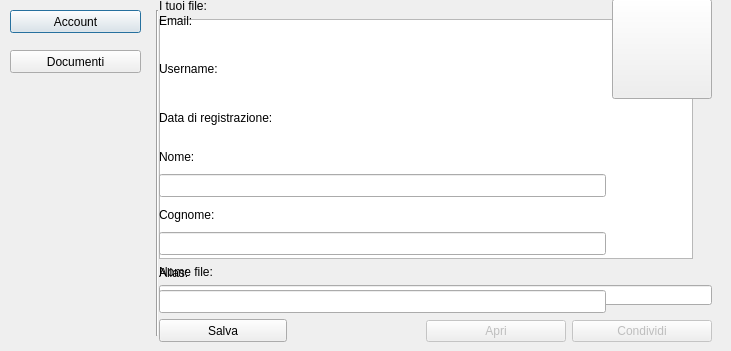
klaalk/klapklap, file client/src/ui/openfiledialog.ui: the form before one commit.
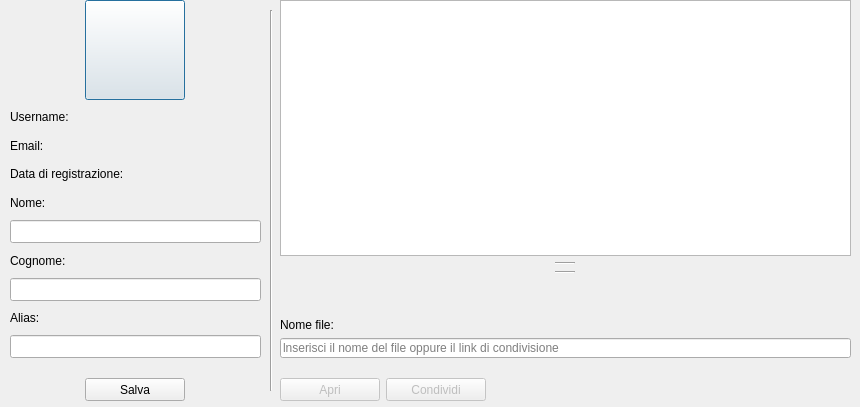
The form after the commit.

Patch:
```diff
--- a/client/src/ui/openfiledialog.ui
+++ b/client/src/ui/openfiledialog.ui
@@ -6,8 +6,8 @@
    <rect>
     <x>0</x>
     <y>0</y>
-    <width>731</width>
-    <height>351</height>
+    <width>860</width>
+    <height>407</height>
    </rect>
   </property>
   <property name="cursor">
@@ -19,51 +19,16 @@
   <property name="windowTitle">
    <string>Seleziona File</string>
   </property>
-  <widget class="QPushButton" name="accountBtn">
-   <property name="geometry">
-    <rect>
-     <x>10</x>
-     <y>10</y>
-     <width>131</width>
-     <height>23</height>
-    </rect>
-   </property>
-   <property name="cursor">
-    <cursorShape>PointingHandCursor</cursorShape>
-   </property>
    <property name="styleSheet">
     <string notr="true"/>
    </property>
-   <property name="text">
-    <string>Account</string>
-   </property>
-  </widget>
-  <widget class="QPushButton" name="documentiBtn">
-   <property name="geometry">
-    <rect>
-     <x>10</x>
-     <y>50</y>
-     <width>131</width>
-     <height>23</height>
-    </rect>
-   </property>
-   <property name="cursor">
-    <cursorShape>PointingHandCursor</cursorShape>
-   </property>
-   <property name="styleSheet">
-    <string notr="true"/>
-   </property>
-   <property name="text">
-    <string>Documenti</string>
-   </property>
-  </widget>
   <widget class="Line" name="verticalLine">
    <property name="geometry">
     <rect>
-     <x>152</x>
+     <x>263</x>
      <y>10</y>
-     <width>10</width>
-     <height>326</height>
+     <width>16</width>
+     <height>381</height>
     </rect>
    </property>
    <property name="orientation">
@@ -76,45 +41,59 @@
    </property>
    <property name="geometry">
     <rect>
-     <x>150</x>
-     <y>-10</y>
-     <width>571</width>
-     <height>361</height>
+     <x>10</x>
+     <y>0</y>
+     <width>251</width>
+     <height>401</height>
     </rect>
    </property>
    <layout class="QHBoxLayout" name="horizontalLayout">
     <item>
-     <widget class="QWidget" name="infoLayout" native="true">
-      <layout class="QVBoxLayout" name="verticalLayout_4">
-       <item>
-        <layout class="QHBoxLayout" name="horizontalLayout_3">
-         <item>
           <layout class="QVBoxLayout" name="verticalLayout_9">
            <item>
-            <widget class="QLabel" name="emailLabel">
+       <layout class="QHBoxLayout" name="horizontalLayout_5">
+        <item>
+         <widget class="QPushButton" name="changeImageButton">
              <property name="minimumSize">
               <size>
-               <width>400</width>
-               <height>0</height>
+            <width>100</width>
+            <height>100</height>
               </size>
              </property>
              <property name="maximumSize">
               <size>
-               <width>400</width>
-               <height>150</height>
-              </size>
-             </property>
+            <width>100</width>
+            <height>100</height>
+           </size>
+          </property>
+          <property name="cursor">
+           <cursorShape>PointingHandCursor</cursorShape>
+          </property>
+          <property name="acceptDrops">
+           <bool>false</bool>
+          </property>
+          <property name="layoutDirection">
+           <enum>Qt::LeftToRight</enum>
+          </property>
+          <property name="styleSheet">
+           <string notr="true"/>
+          </property>
              <property name="text">
-              <string>Email: </string>
-             </property>
-            </widget>
+           <string/>
+          </property>
+          <property name="class" stdset="0">
+           <string>IconBtn</string>
+          </property>
+         </widget>
+        </item>
+       </layout>
            </item>
            <item>
             <widget class="QLabel" name="usernameLabel">
              <property name="minimumSize">
               <size>
-               <width>400</width>
-               <height>0</height>
+          <width>0</width>
+          <height>18</height>
               </size>
              </property>
              <property name="maximumSize">
@@ -128,12 +107,31 @@
              </property>
             </widget>
            </item>
+      <item>
+       <widget class="QLabel" name="emailLabel">
+        <property name="minimumSize">
+         <size>
+          <width>0</width>
+          <height>18</height>
+         </size>
+        </property>
+        <property name="maximumSize">
+         <size>
+          <width>400</width>
+          <height>150</height>
+         </size>
+        </property>
+        <property name="text">
+         <string>Email: </string>
+        </property>
+       </widget>
+      </item>
            <item>
             <widget class="QLabel" name="registrationDateLabel">
              <property name="minimumSize">
               <size>
-               <width>400</width>
-               <height>0</height>
+          <width>0</width>
+          <height>18</height>
               </size>
              </property>
              <property name="maximumSize">
@@ -232,19 +230,43 @@
             </widget>
            </item>
            <item>
+       <spacer name="verticalSpacer">
+        <property name="orientation">
+         <enum>Qt::Vertical</enum>
+        </property>
+        <property name="sizeType">
+         <enum>QSizePolicy::Fixed</enum>
+        </property>
+        <property name="sizeHint" stdset="0">
+         <size>
+          <width>20</width>
+          <height>14</height>
+         </size>
+        </property>
+       </spacer>
+      </item>
+      <item>
+       <layout class="QHBoxLayout" name="horizontalLayout_4">
+        <item>
             <widget class="QPushButton" name="saveChangesButton">
              <property name="enabled">
               <bool>true</bool>
              </property>
              <property name="minimumSize">
               <size>
-               <width>128</width>
+            <width>100</width>
                <height>23</height>
               </size>
              </property>
              <property name="maximumSize">
               <size>
-               <width>128</width>
+            <width>100</width>
+            <height>23</height>
+           </size>
+          </property>
+          <property name="sizeIncrement">
+           <size>
+            <width>100</width>
                <height>23</height>
               </size>
              </property>
@@ -257,92 +279,40 @@
              <property name="checkable">
               <bool>false</bool>
              </property>
-            </widget>
-           </item>
-          </layout>
-         </item>
-         <item>
-          <layout class="QVBoxLayout" name="verticalLayout_3">
-           <property name="spacing">
-            <number>2</number>
-           </property>
-           <property name="bottomMargin">
-            <number>192</number>
-           </property>
-           <item alignment="Qt::AlignTop">
-            <widget class="QPushButton" name="changeImageButton">
-             <property name="minimumSize">
-              <size>
-               <width>100</width>
-               <height>100</height>
-              </size>
-             </property>
-             <property name="maximumSize">
-              <size>
-               <width>100</width>
-               <height>100</height>
-              </size>
-             </property>
-             <property name="cursor">
-              <cursorShape>PointingHandCursor</cursorShape>
-             </property>
-             <property name="acceptDrops">
-              <bool>false</bool>
-             </property>
-             <property name="layoutDirection">
-              <enum>Qt::LeftToRight</enum>
-             </property>
-             <property name="styleSheet">
-              <string notr="true"/>
-             </property>
-             <property name="text">
-              <string/>
-             </property>
+          <property name="class" stdset="0">
+           <string>PrimaryBtn</string>
+          </property>
             </widget>
            </item>
           </layout>
          </item>
         </layout>
-       </item>
-      </layout>
-     </widget>
     </item>
    </layout>
   </widget>
   <widget class="QWidget" name="documentsLayout" native="true">
    <property name="geometry">
     <rect>
-     <x>150</x>
-     <y>-10</y>
+     <x>280</x>
+     <y>0</y>
      <width>571</width>
-     <height>361</height>
+     <height>401</height>
     </rect>
    </property>
    <layout class="QHBoxLayout" name="horizontalLayout_2">
     <item>
-     <widget class="QWidget" name="listFilesLayout" native="true">
-      <layout class="QVBoxLayout" name="verticalLayout">
-       <item>
-        <widget class="QLabel" name="listFilesTitleLabel">
-         <property name="enabled">
-          <bool>true</bool>
-         </property>
-         <property name="text">
-          <string>I tuoi file:</string>
-         </property>
-        </widget>
-       </item>
+     <layout class="QVBoxLayout" name="verticalLayout_4">
        <item>
         <widget class="QTableWidget" name="filesTableWidget">
          <property name="minimumSize">
           <size>
            <width>256</width>
-           <height>0</height>
+          <height>256</height>
           </size>
          </property>
          <property name="maximumSize">
           <size>
-           <width>534</width>
+          <width>16777215</width>
            <height>16777215</height>
           </size>
          </property>
@@ -352,8 +322,59 @@
          <property name="editTriggers">
           <set>QAbstractItemView::NoEditTriggers</set>
          </property>
-        </widget>
-       </item>
+        <property name="alternatingRowColors">
+         <bool>false</bool>
+        </property>
+        <property name="gridStyle">
+         <enum>Qt::NoPen</enum>
+        </property>
+        <attribute name="horizontalHeaderHighlightSections">
+         <bool>false</bool>
+        </attribute>
+       </widget>
+      </item>
+      <item alignment="Qt::AlignHCenter">
+       <widget class="Line" name="line">
+        <property name="minimumSize">
+         <size>
+          <width>20</width>
+          <height>0</height>
+         </size>
+        </property>
+        <property name="orientation">
+         <enum>Qt::Horizontal</enum>
+        </property>
+       </widget>
+      </item>
+      <item alignment="Qt::AlignHCenter">
+       <widget class="Line" name="line_2">
+        <property name="minimumSize">
+         <size>
+          <width>20</width>
+          <height>0</height>
+         </size>
+        </property>
+        <property name="orientation">
+         <enum>Qt::Horizontal</enum>
+        </property>
+       </widget>
+      </item>
+      <item>
+       <spacer name="verticalSpacer_3">
+        <property name="orientation">
+         <enum>Qt::Vertical</enum>
+        </property>
+        <property name="sizeType">
+         <enum>QSizePolicy::Expanding</enum>
+        </property>
+        <property name="sizeHint" stdset="0">
+         <size>
+          <width>20</width>
+          <height>20</height>
+         </size>
+        </property>
+       </spacer>
+      </item>
        <item>
         <widget class="QLabel" name="fileNameTitle">
          <property name="text">
@@ -381,28 +402,34 @@
         </widget>
        </item>
        <item>
-        <widget class="QLabel" name="label">
-         <property name="maximumSize">
+       <spacer name="verticalSpacer_2">
+        <property name="orientation">
+         <enum>Qt::Vertical</enum>
+        </property>
+        <property name="sizeType">
+         <enum>QSizePolicy::Fixed</enum>
+        </property>
+        <property name="sizeHint" stdset="0">
           <size>
-           <width>10</width>
-           <height>3</height>
-          </size>
-         </property>
-         <property name="text">
-          <string/>
-         </property>
-        </widget>
+          <width>20</width>
+          <height>14</height>
+         </size>
+        </property>
+       </spacer>
        </item>
        <item>
-        <layout class="QHBoxLayout" name="optionLayout">
-         <property name="leftMargin">
-          <number>267</number>
-         </property>
+       <layout class="QHBoxLayout" name="horizontalLayout_3">
          <item>
           <widget class="QPushButton" name="openFileButton">
            <property name="enabled">
             <bool>false</bool>
            </property>
+          <property name="minimumSize">
+           <size>
+            <width>100</width>
+            <height>23</height>
+           </size>
+          </property>
            <property name="maximumSize">
             <size>
              <width>16777215</width>
@@ -422,10 +449,22 @@
            <property name="enabled">
             <bool>false</bool>
            </property>
+          <property name="minimumSize">
+           <size>
+            <width>100</width>
+            <height>23</height>
+           </size>
+          </property>
            <property name="maximumSize">
             <size>
-             <width>16777215</width>
-             <height>16777215</height>
+            <width>100</width>
+            <height>23</height>
+           </size>
+          </property>
+          <property name="sizeIncrement">
+           <size>
+            <width>100</width>
+            <height>23</height>
             </size>
            </property>
            <property name="cursor">
@@ -434,12 +473,27 @@
            <property name="text">
             <string>Condividi</string>
            </property>
-          </widget>
-         </item>
+          <property name="class" stdset="0">
+           <string>SecondaryBtn</string>
+          </property>
+         </widget>
+        </item>
+        <item>
+         <spacer name="horizontalSpacer_2">
+          <property name="orientation">
+           <enum>Qt::Horizontal</enum>
+          </property>
+          <property name="sizeHint" stdset="0">
+           <size>
+            <width>40</width>
+            <height>20</height>
+           </size>
+          </property>
+         </spacer>
+        </item>
         </layout>
        </item>
       </layout>
-     </widget>
     </item>
    </layout>
   </widget>
```
Left out of the diff: 13 changed lines with no effect on the pictures. Lines whose indentation alone changed are shown as unchanged.
